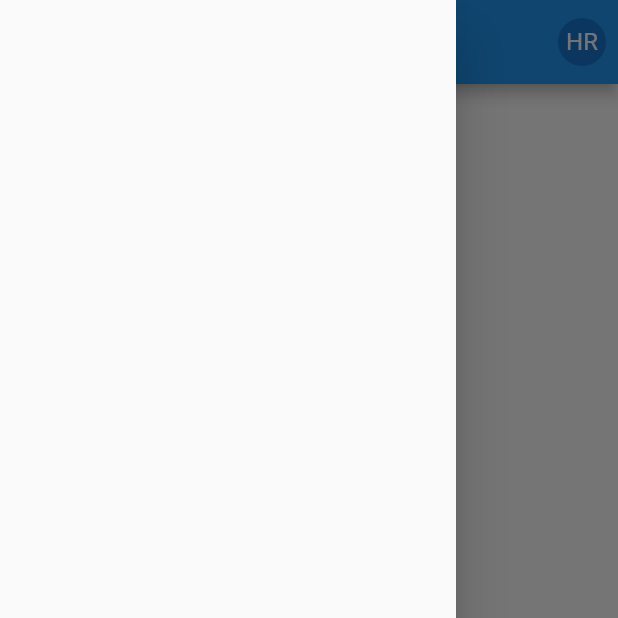
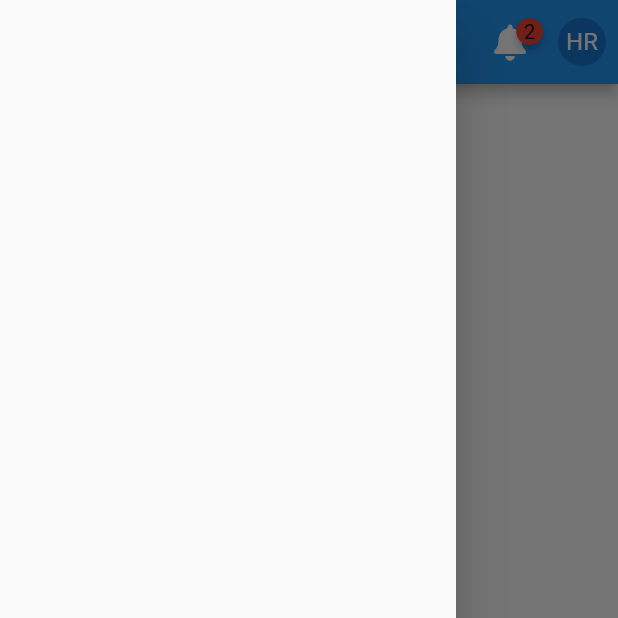
Before and after one commit to scorelab/Codelabz-Mobile, a Flutter app: the MainScreen screen opened by its route, with the side drawer open, on a phone screen of 412 x 824 dp, the top half of it. Run offline on Flutter 3.47's test engine with Material 2 defaults, Android fonts, the phone set to English and light mode, and no system bars; drawn by our look-alikes of badges, persistent_bottom_nav_bar; our stand-ins replace bloc, cloud_firestore, dartz, firebase_auth, firebase_core, fluro and 6 more; accounts and stored records are empty.

```diff
--- a/lib/application/auth/auth_bloc.dart
+++ b/lib/application/auth/auth_bloc.dart
@@ -2,7 +2,6 @@ import 'dart:async';
 
 import 'package:bloc/bloc.dart';
 import 'package:codelabz/domain/auth/auth_repository.dart';
-import 'package:codelabz/domain/models/user.dart';
 import 'package:freezed_annotation/freezed_annotation.dart';
 import 'package:injectable/injectable.dart';
 
@@ -24,7 +23,7 @@ class AuthBloc extends Bloc<AuthEvent, AuthState> {
         final userOption = await _authRepository.getSignedInUser();
         yield userOption.fold(
           () => const AuthState.unauthenticated(),
-          (user) => AuthState.authenticated(user),
+          (user) => const AuthState.authenticated(),
         );
       },
       signedOut: (e) async* {
--- a/lib/application/auth/auth_state.dart
+++ b/lib/application/auth/auth_state.dart
@@ -3,6 +3,6 @@ part of 'auth_bloc.dart';
 @freezed
 class AuthState with _$AuthState {
   const factory AuthState.initial() = _Initial;
-  const factory AuthState.authenticated(User user) = _Authenticated;
+  const factory AuthState.authenticated() = _Authenticated;
   const factory AuthState.unauthenticated() = _Unauthenticated;
 }
--- /dev/null
+++ b/lib/application/profile/profile_event.dart
@@ -0,0 +1,6 @@
+part of 'profile_bloc.dart';
+
+@freezed
+class ProfileEvent with _$ProfileEvent {
+  const factory ProfileEvent.getProfile() = _GetProfile;
+}
--- a/lib/presentation/main/main_screen.dart
+++ b/lib/presentation/main/main_screen.dart
@@ -1,3 +1,4 @@
+import 'package:badges/badges.dart';
 import 'package:codelabz/presentation/main/home/home_screen.dart';
 import 'package:codelabz/presentation/main/organizations/organizations_screen.dart';
 import 'package:codelabz/presentation/main/settings/settings_screen.dart';
@@ -23,6 +24,13 @@ class MainScreen extends StatelessWidget {
       appBar: AppBar(
         title: Text(getBrandName()),
         actions: [
+          IconButton(
+            onPressed: () {},
+            icon: Badge(
+              badgeContent: const Text("2"),
+              child: const Icon(FontAwesomeIcons.solidBell),
+            ),
+          ),
           IconButton(
             onPressed: () {},
             icon: const CircleAvatar(
--- a/pubspec.yaml
+++ b/pubspec.yaml
@@ -39,6 +39,7 @@ dependencies:
   provider: ^5.0.0
   rxdart: ^0.27.1
   persistent_bottom_nav_bar: ^4.0.2
+  badges: ^2.0.1
 
 dev_dependencies:
   flutter_test:
```
Also changed, not shown: lib/application/profile/profile_bloc.dart (added, +28 -0 lines), lib/application/profile/profile_state.dart (added, +7 -0 lines), lib/domain/profle/profile_failure.dart (added, +8 -0 lines), lib/domain/profle/profile_repository.dart (added, +7 -0 lines), lib/application/auth/auth_bloc.freezed.dart, lib/application/profile/profile_bloc.freezed.dart (added), lib/di/injection.config.dart, lib/domain/profle/profile_failure.freezed.dart (added), pubspec.lock.
